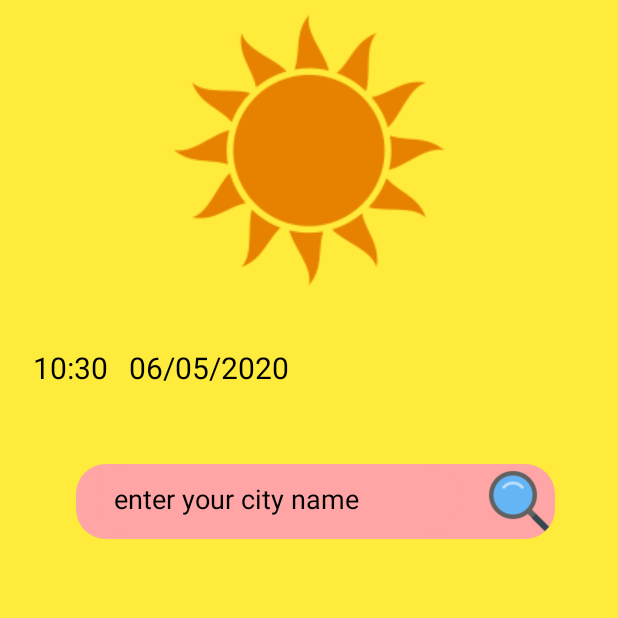
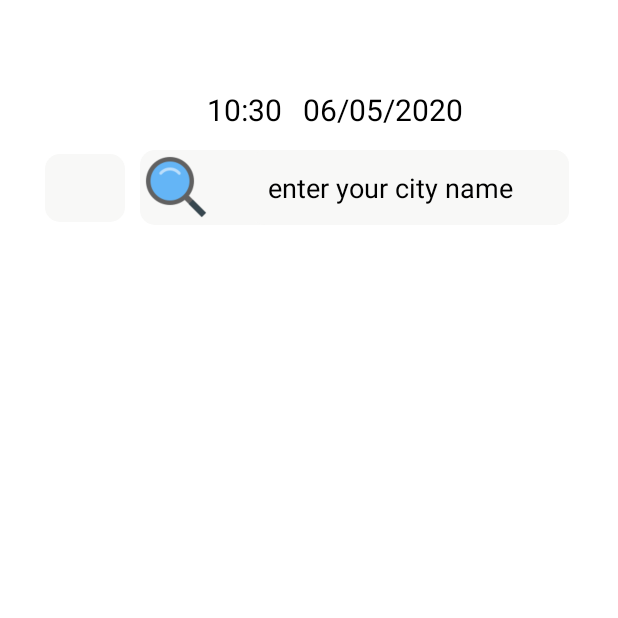
Before and after one commit to MobinEzzati/weatherApp-, an Android app: the screen it shows after launch (MainActivity), on a phone screen of 412 x 824 dp, the top half of it. Run offline under Robolectric (Android 15) with nearby library versions, the phone set to English and light mode, and no system bars; our stand-ins replace ButterKnife, RxJava; libraries missing offline, so code that uses them is left out: io.realm; 8 statements that could not run were skipped.

Commit message:
fragment detail new design

```diff
--- a/app/src/main/java/mobin/io/weatherapp/MainActivity.java
+++ b/app/src/main/java/mobin/io/weatherapp/MainActivity.java
@@ -1,5 +1,6 @@
 package mobin.io.weatherapp;
 
+import android.app.ProgressDialog;
 import android.content.ComponentName;
 import android.content.Context;
 import android.content.Intent;
@@ -16,6 +17,7 @@ import android.view.animation.AnimationUtils;
 import android.view.inputmethod.EditorInfo;
 import android.widget.EditText;
 import android.widget.ImageView;
+import android.widget.ProgressBar;
 import android.widget.TextView;
 import android.widget.Toast;
 
@@ -63,12 +65,14 @@ import retrofit2.converter.gson.GsonConverterFactory;
 public class MainActivity extends AppCompatActivity implements View.OnClickListener, View.OnKeyListener {
     private static final int COARSE_LOCATION = 10;
     private static final String TAG = "tag";
-    @BindView(R.id.iv_main_logo)
-    ImageView iv_logo;
+//    @BindView(R.id.iv_main_logo)
+//    ImageView iv_logo;
     @BindView(R.id.et_main_place)
     EditText et_places;
     @BindView(R.id.iv_main_search)
     ImageView iv_search;
+    @BindView(R.id.pb_main)
+    ProgressBar pb_main ;
     RecyclerView.LayoutManager layoutManager;
     @BindView(R.id.rv_main)
     RecyclerView rv_showTemp;
@@ -88,7 +92,6 @@ public class MainActivity extends AppCompatActivity implements View.OnClickListe
     boolean isBound =  true  ;
     String cityName  = "";
     final LoadingDialog loadingDialog = new LoadingDialog(MainActivity.this);
-
 
     CheckNetworkReciver reciver = new CheckNetworkReciver() ;
     private ServiceConnection serviceConnection = new ServiceConnection() {
@@ -111,9 +114,11 @@ public class MainActivity extends AppCompatActivity implements View.OnClickListe
     protected void onCreate(Bundle savedInstanceState) {
         super.onCreate(savedInstanceState);
         setContentView(R.layout.activity_main);
+        reciver.onReceive(getApplicationContext() , getIntent());
+       pb_main = new ProgressBar(getApplicationContext());
         ButterKnife.bind(this);
         Realm.init(this);
-        rotatingAnimation();
+//        rotatingAnimation();
         Intent intent = new Intent(this , TimeService.class);
         bindService(intent ,serviceConnection , Context.BIND_AUTO_CREATE);
         check();
@@ -122,16 +127,17 @@ public class MainActivity extends AppCompatActivity implements View.OnClickListe
         et_places.setOnKeyListener(this);
     }
 
-    private void rotatingAnimation() {
-        animation = AnimationUtils.loadAnimation(this, R.anim.rotating_animation);
-        animation.setDuration(10000);
-        iv_logo.startAnimation(animation);
-
-    }
+//    private void rotatingAnimation() {
+//        animation = AnimationUtils.loadAnimation(this, R.anim.rotating_animation);
+//        animation.setDuration(10000);
+//        iv_logo.startAnimation(animation);
+//
+//    }
 
     @OnClick(R.id.iv_main_search)
     public void OnClick() {
-        loadingDialog.startDialog();
+        if (reciver.isConnect()){
+                    pb_main.setVisibility(View.VISIBLE);
         WeatherApi  weatherApi = RetrofitBuilder.getRetrofit().create(WeatherApi.class);
         Observable<WeatherModel> weatherModelObservable = weatherApi.WEATHER_MODEL_OBSERVABLE(et_places.getText().toString());
         weatherModelObservable.observeOn(AndroidSchedulers.mainThread())
@@ -143,10 +149,12 @@ public class MainActivity extends AppCompatActivity implements View.OnClickListe
                     @RequiresApi(api = Build.VERSION_CODES.N)
                     @Override
                     public void onNext(WeatherModel weatherModel) {
+                        pb_main.setVisibility(View.INVISIBLE);
                         cityName = weatherModel.getName();
-                        addToDb(weatherModel);
-                        RecyclerViewModel recyclerViewModel = new RecyclerViewModel(weatherModel.getName(), convertFtoC(weatherModel.getMain().getTemp()),weatherModel.getName() );
-                        addItemToRecyclerView(recyclerViewModel);
+                            addToDb(weatherModel);
+                            RecyclerViewModel recyclerViewModel = new RecyclerViewModel(weatherModel.getName(), convertFtoC(weatherModel.getMain().getTemp()),weatherModel.getSys().getCountry() );
+                            addItemToRecyclerView(recyclerViewModel);
+
                     }
                     @Override
                     public void onError(Throwable e) {
@@ -154,10 +162,16 @@ public class MainActivity extends AppCompatActivity implements View.OnClickListe
                     }
                     @Override
                     public void onComplete() {
-                        loadingDialog.dissmisDialog();
+//                        loadingDialog.dissmisDialog();
                         Toast.makeText(getApplicationContext(), cityName +" added to your list", Toast.LENGTH_SHORT).show();
                     }
                 });
+
+        }else {
+
+            Toast.makeText(getApplicationContext(), "check your internet", Toast.LENGTH_SHORT).show();
+        }
+
 
 //        connectionToServer(et_places.getText().toString());
     }
@@ -263,14 +277,13 @@ public class MainActivity extends AppCompatActivity implements View.OnClickListe
     @RequiresApi(api = Build.VERSION_CODES.N)
     private void check(){
         recyclerViewOnItemClick = (view, Position) ->     getSupportFragmentManager().beginTransaction()
-                .add(R.id.fl_main, new showDetailFragment()).setCustomAnimations(R.anim.enter , R.anim.exit).commit();
+                .add(R.id.fl_main, new showDetailFragment()).setCustomAnimations(R.anim.enter , R.anim.exit).addToBackStack("back").commit();
 
         realm = Realm.getDefaultInstance();
         realm.executeTransaction(realm -> city = realm.where(WeatherModel.class).findAll());
         if (city.size() != 0) {
-            city.forEach(weatherModel -> recyclerViewModels.add(new RecyclerViewModel(weatherModel.getName(), String.valueOf(weatherModel.getMain().getTemp()), weatherModel.getName())));
+            city.forEach(weatherModel -> recyclerViewModels.add(new RecyclerViewModel(weatherModel.getName(), String.valueOf(weatherModel.getMain().getTemp()), weatherModel.getSys().getCountry())));
             city.forEach(weatherModel -> name.add(weatherModel.getName()));
-
         } else {
             Toast.makeText(this, "your db is empty", Toast.LENGTH_SHORT).show();
         }
--- a/app/src/main/java/otherClass/CheckNetworkReciver.java
+++ b/app/src/main/java/otherClass/CheckNetworkReciver.java
@@ -11,7 +11,7 @@ import android.net.NetworkRequest;
 import androidx.annotation.NonNull;
 
 public class CheckNetworkReciver extends BroadcastReceiver {
-        Context  mainContext ;
+        Context  mainContext = null ;
         boolean isconnect = true ;
     @Override
     public void onReceive(Context context, Intent intent) {
--- a/app/src/main/res/drawable/text_field_border.xml
+++ b/app/src/main/res/drawable/text_field_border.xml
@@ -3,9 +3,9 @@
     android:shape="rectangle"
     >
   <solid
-      android:color="@color/pink"
+      android:color="@color/lightGray"
       />
   <corners
-      android:radius="20dp"
+      android:radius="10dp"
       />
 </shape>
--- a/app/src/main/res/layout/activity_main.xml
+++ b/app/src/main/res/layout/activity_main.xml
@@ -1,89 +1,116 @@
 <?xml version="1.0" encoding="utf-8"?>
 
-<FrameLayout xmlns:app="http://schemas.android.com/apk/res-auto"
-    xmlns:tools="http://schemas.android.com/tools"
-    android:id="@+id/fl_main"
-    android:layout_width="match_parent"
-    android:layout_height="match_parent"
-    xmlns:android="http://schemas.android.com/apk/res/android">
+
+
+<FrameLayout xmlns:android="http://schemas.android.com/apk/res/android"
+xmlns:app="http://schemas.android.com/apk/res-auto"
+xmlns:tools="http://schemas.android.com/tools"
+android:id="@+id/fl_main"
+android:layout_width="match_parent"
+android:layout_height="match_parent">
 
 <androidx.constraintlayout.widget.ConstraintLayout
     android:layout_width="match_parent"
     android:layout_height="match_parent"
-    android:background="#FFEB3B"
+    android:background="@color/white"
     tools:context=".MainActivity">
 
     <TextView
         android:id="@+id/tv_time"
         android:layout_width="wrap_content"
         android:layout_height="wrap_content"
+        android:layout_marginStart="32dp"
         android:text="this is time "
         android:textColor="#000000"
         android:textSize="20dp"
         app:layout_constraintBottom_toTopOf="@+id/rl_main_search"
         app:layout_constraintEnd_toEndOf="@+id/rl_main_search"
-        app:layout_constraintHorizontal_bias="0.11"
+        app:layout_constraintHorizontal_bias="0.6"
         app:layout_constraintStart_toStartOf="parent"
         app:layout_constraintTop_toTopOf="parent"
         app:layout_constraintVertical_bias="0.82" />
 
 
-
-    <ImageView
-        android:id="@+id/iv_main_logo"
-        android:layout_width="wrap_content"
-        android:layout_height="wrap_content"
-        android:layout_centerHorizontal="true"
-        android:src="@drawable/icon"
-        app:layout_constraintEnd_toEndOf="parent"
-        app:layout_constraintStart_toStartOf="parent"
-        app:layout_constraintTop_toTopOf="parent" />
+    <!--    <ImageView-->
+    <!--        android:id="@+id/iv_main_logo"-->
+    <!--        android:layout_width="wrap_content"-->
+    <!--        android:layout_height="wrap_content"-->
+    <!--        android:layout_centerHorizontal="true"-->
+    <!--        android:src="@drawable/icon"-->
+    <!--        app:layout_constraintEnd_toEndOf="parent"-->
+    <!--        app:layout_constraintStart_toStartOf="parent"-->
+    <!--        app:layout_constraintTop_toTopOf="parent" />-->
 
     <RelativeLayout
         android:id="@+id/rl_main_search"
-        android:layout_width="319dp"
+        android:layout_width="286dp"
         android:layout_height="50dp"
-        android:layout_below="@id/iv_main_logo"
         android:layout_centerHorizontal="true"
-
+        android:layout_marginStart="60dp"
+        android:layout_marginTop="100dp"
         android:background="@drawable/text_field_border"
         app:layout_constraintBottom_toBottomOf="parent"
         app:layout_constraintEnd_toEndOf="parent"
-        app:layout_constraintHorizontal_bias="0.55"
-        app:layout_constraintStart_toStartOf="parent"
-        app:layout_constraintTop_toBottomOf="@+id/iv_main_logo"
-        app:layout_constraintVertical_bias="0.19">
+        app:layout_constraintStart_toStartOf="@+id/rv_main"
+        app:layout_constraintTop_toTopOf="parent"
+        app:layout_constraintVertical_bias="0.0">
+
+
+        <ImageView
+            android:id="@+id/iv_main_search"
+            android:layout_width="48dp"
+            android:layout_height="48dp"
+            android:layout_centerVertical="true"
+            android:src="@drawable/search" />
 
         <EditText
             android:id="@+id/et_main_place"
-            android:layout_width="242dp"
-            android:layout_height="46dp"
+            android:layout_width="213dp"
+            android:layout_height="match_parent"
+            android:layout_alignParentRight="true"
+            android:layout_marginStart="25dp"
             android:layout_marginLeft="13dp"
+            android:layout_toEndOf="@+id/iv_main_search"
             android:background="@drawable/text_field_border"
             android:hint="enter your city name "
             android:paddingLeft="12dp"
             android:textColorHint="#000" />
 
-        <ImageView
-            android:id="@+id/iv_main_search"
-            android:layout_width="48dp"
-            android:layout_height="48dp"
-            android:layout_alignParentRight="true"
-            android:layout_centerVertical="true"
-            android:src="@drawable/search" />
+    </RelativeLayout>
 
-    </RelativeLayout>
+    <View
+        android:id="@+id/view"
+        android:layout_width="53dp"
+        android:layout_height="45dp"
+        android:background="@drawable/text_field_border"
+        app:layout_constraintBottom_toBottomOf="@+id/rl_main_search"
+        app:layout_constraintEnd_toStartOf="@+id/rl_main_search"
+        app:layout_constraintHorizontal_bias="0.0"
+        app:layout_constraintStart_toStartOf="@+id/pb_main"
+        app:layout_constraintTop_toTopOf="@+id/rl_main_search" />
+
+    <ProgressBar
+        android:id="@+id/pb_main"
+        android:layout_width="wrap_content"
+        android:layout_height="wrap_content"
+        android:layout_marginStart="30dp"
+        android:visibility="invisible"
+        app:layout_constraintBottom_toBottomOf="@+id/rl_main_search"
+        app:layout_constraintEnd_toStartOf="@+id/rl_main_search"
+        app:layout_constraintHorizontal_bias="0.0"
+        app:layout_constraintStart_toStartOf="parent"
+        app:layout_constraintTop_toTopOf="@+id/rl_main_search"
+        app:layout_constraintVertical_bias="0.0" />
 
     <androidx.recyclerview.widget.RecyclerView
         android:id="@+id/rv_main"
-        android:layout_width="368dp"
-        android:layout_height="362dp"
-        android:layout_marginTop="20dp"
+        android:layout_width="match_parent"
+        android:layout_height="0dp"
+        android:layout_marginTop="32dp"
         android:layoutAnimation="@anim/layout_animation"
-        android:scrollbars="vertical"
         app:layout_constraintBottom_toBottomOf="parent"
         app:layout_constraintEnd_toEndOf="parent"
-        app:layout_constraintHorizontal_bias="0.86"
+        app:layout_constraintHorizontal_bias="0.0"
         app:layout_constraintStart_toStartOf="parent"
         app:layout_constraintTop_toBottomOf="@+id/rl_main_search"
         app:layout_constraintVertical_bias="0.0" />
--- a/app/src/main/res/values/colors.xml
+++ b/app/src/main/res/values/colors.xml
@@ -7,5 +7,7 @@
     <color name="pink">#FFA5A5</color>
     <color name="black">#000000</color>
     <color name="gray">#8A8383</color>
+    <color name="white">#FFFFFF</color>
+    <color name="lightGray">#F8F8F7</color>
 
 </resources>
```
Also changed, not shown: app/src/main/java/adapters/RecycleViewAdapter.java (+7 -5 lines), app/src/main/java/dataModels/RecyclerViewModel.java (+7 -5 lines), app/src/main/java/fragments/showDetailFragment.java (+5 -8 lines), app/src/main/res/drawable/wave_view.xml (added, +20 -0 lines), app/src/main/res/layout/fragment_show_detail.xml (+44 -37 lines), app/src/main/res/layout/model_recycler_main.xml (+97 -38 lines), app/src/main/res/drawable-v24/plus.png (added), 2 other files.
